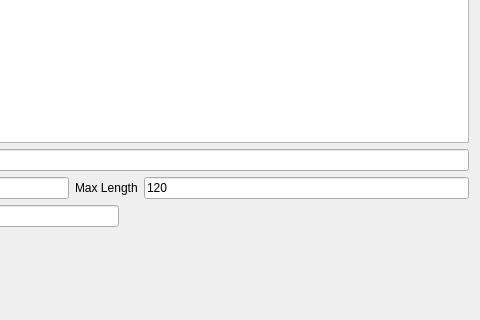
TUM-CBR/pymol-plugins, file cbr/schema/visual/SchemaRunnerWidget.ui: the form before one commit; both pictures show x 333 to 813 and y 130 to 450 of the 813 by 582 pixel window.
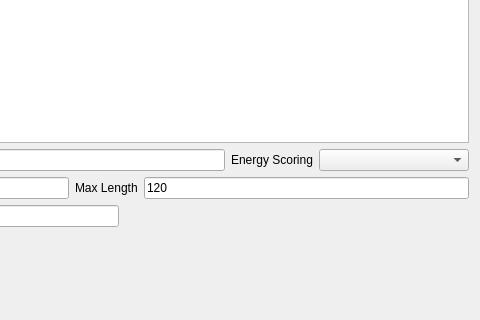
The form after the commit.

Commit message: The SCHEMA-RASPP application now works with both classic energy and simplified physics

Diff of the .ui file:
```diff
--- a/cbr/schema/visual/SchemaRunnerWidget.ui
+++ b/cbr/schema/visual/SchemaRunnerWidget.ui
@@ -77,6 +77,23 @@
      <item>
       <widget class="QLineEdit" name="crossoversText"/>
      </item>
+     <item>
+      <widget class="QLabel" name="label_6">
+       <property name="text">
+        <string>Energy Scoring</string>
+       </property>
+      </widget>
+     </item>
+     <item>
+      <widget class="QComboBox" name="energyScoringCombo">
+       <property name="minimumSize">
+        <size>
+         <width>150</width>
+         <height>0</height>
+        </size>
+       </property>
+      </widget>
+     </item>
     </layout>
    </item>
    <item>
```
The commit also changes 6 other files.
